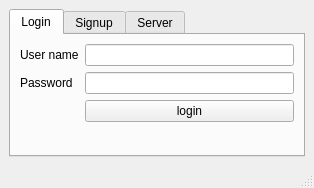
First picture: the form in lm/src/loginwindow.ui, repository zhaonian/Instant-eCommerce, before the edit.
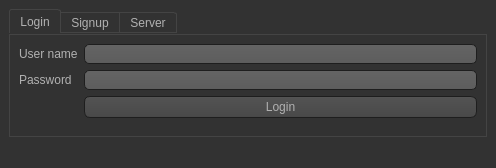
Second picture: the form after the edit. The open tabs and pages were chosen to show the change. Icons and pictures are not drawn.

The edit to the form file:
```diff
--- a/lm/src/loginwindow.ui
+++ b/lm/src/loginwindow.ui
@@ -6,8 +6,8 @@
    <rect>
     <x>0</x>
     <y>0</y>
-    <width>314</width>
-    <height>188</height>
+    <width>496</width>
+    <height>168</height>
    </rect>
   </property>
   <property name="sizePolicy">
@@ -19,12 +19,473 @@
   <property name="windowTitle">
    <string>Login</string>
   </property>
+  <property name="styleSheet">
+   <string notr="true">QToolTip
+{
+     border: 1px solid black;
+     background-color: #ffa02f;
+     padding: 1px;
+     border-radius: 3px;
+     opacity: 100;
+}
+
+QWidget
+{
+    color: #b1b1b1;
+    background-color: #323232;
+}
+
+QWidget:item:hover
+{
+    background-color: QLinearGradient( x1: 0, y1: 0, x2: 0, y2: 1, stop: 0 #ffa02f, stop: 1 #ca0619);
+    color: #000000;
+}
+
+QWidget:item:selected
+{
+    background-color: QLinearGradient( x1: 0, y1: 0, x2: 0, y2: 1, stop: 0 #ffa02f, stop: 1 #d7801a);
+}
+
+QMenuBar::item
+{
+    background: transparent;
+}
+
+QMenuBar::item:selected
+{
+    background: transparent;
+    border: 1px solid #ffaa00;
+}
+
+QMenuBar::item:pressed
+{
+    background: #444;
+    border: 1px solid #000;
+    background-color: QLinearGradient(
+        x1:0, y1:0,
+        x2:0, y2:1,
+        stop:1 #212121,
+        stop:0.4 #343434/*,
+        stop:0.2 #343434,
+        stop:0.1 #ffaa00*/
+    );
+    margin-bottom:-1px;
+    padding-bottom:1px;
+}
+
+QMenu
+{
+    border: 1px solid #000;
+}
+
+QMenu::item
+{
+    padding: 2px 20px 2px 20px;
+}
+
+QMenu::item:selected
+{
+    color: #000000;
+}
+
+QWidget:disabled
+{
+    color: #404040;
+    background-color: #323232;
+}
+
+QAbstractItemView
+{
+    background-color: QLinearGradient( x1: 0, y1: 0, x2: 0, y2: 1, stop: 0 #4d4d4d, stop: 0.1 #646464, stop: 1 #5d5d5d);
+}
+
+QWidget:focus
+{
+    /*border: 2px solid QLinearGradient( x1: 0, y1: 0, x2: 0, y2: 1, stop: 0 #ffa02f, stop: 1 #d7801a);*/
+}
+
+QLineEdit
+{
+    background-color: QLinearGradient( x1: 0, y1: 0, x2: 0, y2: 1, stop: 0 #4d4d4d, stop: 0 #646464, stop: 1 #5d5d5d);
+    padding: 1px;
+    border-style: solid;
+    border: 1px solid #1e1e1e;
+    border-radius: 5;
+}
+
+QPushButton
+{
+    color: #b1b1b1;
+    background-color: QLinearGradient( x1: 0, y1: 0, x2: 0, y2: 1, stop: 0 #565656, stop: 0.1 #525252, stop: 0.5 #4e4e4e, stop: 0.9 #4a4a4a, stop: 1 #464646);
+    border-width: 1px;
+    border-color: #1e1e1e;
+    border-style: solid;
+    border-radius: 6;
+    padding: 3px;
+    font-size: 12px;
+    padding-left: 5px;
+    padding-right: 5px;
+}
+
+QPushButton:pressed
+{
+    background-color: QLinearGradient( x1: 0, y1: 0, x2: 0, y2: 1, stop: 0 #2d2d2d, stop: 0.1 #2b2b2b, stop: 0.5 #292929, stop: 0.9 #282828, stop: 1 #252525);
+}
+
+QComboBox
+{
+    selection-background-color: #ffaa00;
+    background-color: QLinearGradient( x1: 0, y1: 0, x2: 0, y2: 1, stop: 0 #565656, stop: 0.1 #525252, stop: 0.5 #4e4e4e, stop: 0.9 #4a4a4a, stop: 1 #464646);
+    border-style: solid;
+    border: 1px solid #1e1e1e;
+    border-radius: 5;
+}
+
+QComboBox:hover,QPushButton:hover
+{
+    border: 2px solid QLinearGradient( x1: 0, y1: 0, x2: 0, y2: 1, stop: 0 #ffa02f, stop: 1 #d7801a);
+}
+
+
+QComboBox:on
+{
+    padding-top: 3px;
+    padding-left: 4px;
+    background-color: QLinearGradient( x1: 0, y1: 0, x2: 0, y2: 1, stop: 0 #2d2d2d, stop: 0.1 #2b2b2b, stop: 0.5 #292929, stop: 0.9 #282828, stop: 1 #252525);
+    selection-background-color: #ffaa00;
+}
+
+QComboBox QAbstractItemView
+{
+    border: 2px solid darkgray;
+    selection-background-color: QLinearGradient( x1: 0, y1: 0, x2: 0, y2: 1, stop: 0 #ffa02f, stop: 1 #d7801a);
+}
+
+QComboBox::drop-down
+{
+     subcontrol-origin: padding;
+     subcontrol-position: top right;
+     width: 15px;
+
+     border-left-width: 0px;
+     border-left-color: darkgray;
+     border-left-style: solid; /* just a single line */
+     border-top-right-radius: 3px; /* same radius as the QComboBox */
+     border-bottom-right-radius: 3px;
+ }
+
+QComboBox::down-arrow
+{
+     image: url(:/down_arrow.png);
+}
+
+QGroupBox:focus
+{
+border: 2px solid QLinearGradient( x1: 0, y1: 0, x2: 0, y2: 1, stop: 0 #ffa02f, stop: 1 #d7801a);
+}
+
+QTextEdit:focus
+{
+    border: 2px solid QLinearGradient( x1: 0, y1: 0, x2: 0, y2: 1, stop: 0 #ffa02f, stop: 1 #d7801a);
+}
+
+QScrollBar:horizontal {
+     border: 1px solid #222222;
+     background: QLinearGradient( x1: 0, y1: 0, x2: 0, y2: 1, stop: 0.0 #121212, stop: 0.2 #282828, stop: 1 #484848);
+     height: 7px;
+     margin: 0px 16px 0 16px;
+}
+
+QScrollBar::handle:horizontal
+{
+      background: QLinearGradient( x1: 0, y1: 0, x2: 1, y2: 0, stop: 0 #ffa02f, stop: 0.5 #d7801a, stop: 1 #ffa02f);
+      min-height: 20px;
+      border-radius: 2px;
+}
+
+QScrollBar::add-line:horizontal {
+      border: 1px solid #1b1b19;
+      border-radius: 2px;
+      background: QLinearGradient( x1: 0, y1: 0, x2: 1, y2: 0, stop: 0 #ffa02f, stop: 1 #d7801a);
+      width: 14px;
+      subcontrol-position: right;
+      subcontrol-origin: margin;
+}
+
+QScrollBar::sub-line:horizontal {
+      border: 1px solid #1b1b19;
+      border-radius: 2px;
+      background: QLinearGradient( x1: 0, y1: 0, x2: 1, y2: 0, stop: 0 #ffa02f, stop: 1 #d7801a);
+      width: 14px;
+     subcontrol-position: left;
+     subcontrol-origin: margin;
+}
+
+QScrollBar::right-arrow:horizontal, QScrollBar::left-arrow:horizontal
+{
+      border: 1px solid black;
+      width: 1px;
+      height: 1px;
+      background: white;
+}
+
+QScrollBar::add-page:horizontal, QScrollBar::sub-page:horizontal
+{
+      background: none;
+}
+
+QScrollBar:vertical
+{
+      background: QLinearGradient( x1: 0, y1: 0, x2: 1, y2: 0, stop: 0.0 #121212, stop: 0.2 #282828, stop: 1 #484848);
+      width: 7px;
+      margin: 16px 0 16px 0;
+      border: 1px solid #222222;
+}
+
+QScrollBar::handle:vertical
+{
+      background: QLinearGradient( x1: 0, y1: 0, x2: 0, y2: 1, stop: 0 #ffa02f, stop: 0.5 #d7801a, stop: 1 #ffa02f);
+      min-height: 20px;
+      border-radius: 2px;
+}
+
+QScrollBar::add-line:vertical
+{
+      border: 1px solid #1b1b19;
+      border-radius: 2px;
+      background: QLinearGradient( x1: 0, y1: 0, x2: 0, y2: 1, stop: 0 #ffa02f, stop: 1 #d7801a);
+      height: 14px;
+      subcontrol-position: bottom;
+      subcontrol-origin: margin;
+}
+
+QScrollBar::sub-line:vertical
+{
+      border: 1px solid #1b1b19;
+      border-radius: 2px;
+      background: QLinearGradient( x1: 0, y1: 0, x2: 0, y2: 1, stop: 0 #d7801a, stop: 1 #ffa02f);
+      height: 14px;
+      subcontrol-position: top;
+      subcontrol-origin: margin;
+}
+
+QScrollBar::up-arrow:vertical, QScrollBar::down-arrow:vertical
+{
+      border: 1px solid black;
+      width: 1px;
+      height: 1px;
+      background: white;
+}
+
+
+QScrollBar::add-page:vertical, QScrollBar::sub-page:vertical
+{
+      background: none;
+}
+
+QTextEdit
+{
+    background-color: #242424;
+}
+
+QPlainTextEdit
+{
+    background-color: #242424;
+}
+
+QHeaderView::section
+{
+    background-color: QLinearGradient(x1:0, y1:0, x2:0, y2:1, stop:0 #616161, stop: 0.5 #505050, stop: 0.6 #434343, stop:1 #656565);
+    color: white;
+    padding-left: 4px;
+    border: 1px solid #6c6c6c;
+}
+
+QCheckBox:disabled
+{
+color: #414141;
+}
+
+QDockWidget::title
+{
+    text-align: center;
+    spacing: 3px; /* spacing between items in the tool bar */
+    background-color: QLinearGradient(x1:0, y1:0, x2:0, y2:1, stop:0 #323232, stop: 0.5 #242424, stop:1 #323232);
+}
+
+QDockWidget::close-button, QDockWidget::float-button
+{
+    text-align: center;
+    spacing: 1px; /* spacing between items in the tool bar */
+    background-color: QLinearGradient(x1:0, y1:0, x2:0, y2:1, stop:0 #323232, stop: 0.5 #242424, stop:1 #323232);
+}
+
+QDockWidget::close-button:hover, QDockWidget::float-button:hover
+{
+    background: #242424;
+}
+
+QDockWidget::close-button:pressed, QDockWidget::float-button:pressed
+{
+    padding: 1px -1px -1px 1px;
+}
+
+QMainWindow::separator
+{
+    background-color: QLinearGradient(x1:0, y1:0, x2:0, y2:1, stop:0 #161616, stop: 0.5 #151515, stop: 0.6 #212121, stop:1 #343434);
+    color: white;
+    padding-left: 4px;
+    border: 1px solid #4c4c4c;
+    spacing: 3px; /* spacing between items in the tool bar */
+}
+
+QMainWindow::separator:hover
+{
+
+    background-color: QLinearGradient(x1:0, y1:0, x2:0, y2:1, stop:0 #d7801a, stop:0.5 #b56c17 stop:1 #ffa02f);
+    color: white;
+    padding-left: 4px;
+    border: 1px solid #6c6c6c;
+    spacing: 3px; /* spacing between items in the tool bar */
+}
+
+QToolBar::handle
+{
+     spacing: 3px; /* spacing between items in the tool bar */
+     background: url(:/images/handle.png);
+}
+
+QMenu::separator
+{
+    height: 2px;
+    background-color: QLinearGradient(x1:0, y1:0, x2:0, y2:1, stop:0 #161616, stop: 0.5 #151515, stop: 0.6 #212121, stop:1 #343434);
+    color: white;
+    padding-left: 4px;
+    margin-left: 10px;
+    margin-right: 5px;
+}
+
+QProgressBar
+{
+    border: 2px solid grey;
+    border-radius: 5px;
+    text-align: center;
+}
+
+QProgressBar::chunk
+{
+    background-color: #d7801a;
+    width: 2.15px;
+    margin: 0.5px;
+}
+
+QTabBar::tab {
+    color: #b1b1b1;
+    border: 1px solid #444;
+    border-bottom-style: none;
+    background-color: #323232;
+    padding-left: 10px;
+    padding-right: 10px;
+    padding-top: 3px;
+    padding-bottom: 2px;
+    margin-right: -1px;
+}
+
+QTabWidget::pane {
+    border: 1px solid #444;
+    top: 1px;
+}
+
+QTabBar::tab:last
+{
+    margin-right: 0; /* the last selected tab has nothing to overlap with on the right */
+    border-top-right-radius: 3px;
+}
+
+QTabBar::tab:first:!selected
+{
+ margin-left: 0px; /* the last selected tab has nothing to overlap with on the right */
+
+
+    border-top-left-radius: 3px;
+}
+
+QTabBar::tab:!selected
+{
+    color: #b1b1b1;
+    border-bottom-style: solid;
+    margin-top: 3px;
+    background-color: QLinearGradient(x1:0, y1:0, x2:0, y2:1, stop:1 #212121, stop:.4 #343434);
+}
+
+QTabBar::tab:selected
+{
+    border-top-left-radius: 3px;
+    border-top-right-radius: 3px;
+    margin-bottom: 0px;
+}
+
+QTabBar::tab:!selected:hover
+{
+    /*border-top: 2px solid #ffaa00;
+    padding-bottom: 3px;*/
+    border-top-left-radius: 3px;
+    border-top-right-radius: 3px;
+    background-color: QLinearGradient(x1:0, y1:0, x2:0, y2:1, stop:1 #212121, stop:0.4 #343434, stop:0.2 #343434, stop:0.1 #ffaa00);
+}
+
+QRadioButton::indicator:checked, QRadioButton::indicator:unchecked{
+    color: #b1b1b1;
+    background-color: #323232;
+    border: 1px solid #b1b1b1;
+    border-radius: 6px;
+}
+
+QRadioButton::indicator:checked
+{
+    background-color: qradialgradient(
+        cx: 0.5, cy: 0.5,
+        fx: 0.5, fy: 0.5,
+        radius: 1.0,
+        stop: 0.25 #ffaa00,
+        stop: 0.3 #323232
+    );
+}
+
+QCheckBox::indicator{
+    color: #b1b1b1;
+    background-color: #323232;
+    border: 1px solid #b1b1b1;
+    width: 9px;
+    height: 9px;
+}
+
+QRadioButton::indicator
+{
+    border-radius: 6px;
+}
+
+QRadioButton::indicator:hover, QCheckBox::indicator:hover
+{
+    border: 1px solid #ffaa00;
+}
+
+QCheckBox::indicator:checked
+{
+    image:url(:/images/checkbox.png);
+}
+
+QCheckBox::indicator:disabled, QRadioButton::indicator:disabled
+{
+    border: 1px solid #444;
+}</string>
+  </property>
   <widget class="QWidget" name="centralwidget">
    <layout class="QHBoxLayout" name="horizontalLayout">
     <item>
      <widget class="QTabWidget" name="tabWidget">
       <property name="currentIndex">
-       <number>0</number>
+       <number>2</number>
       </property>
       <widget class="QWidget" name="login">
        <attribute name="title">
@@ -39,14 +500,7 @@
          </widget>
         </item>
         <item row="0" column="1">
-         <widget class="QLineEdit" name="lgin_username"/>
-        </item>
-        <item row="1" column="0">
-         <widget class="QLabel" name="label_2">
-          <property name="text">
-           <string>Password</string>
-          </property>
-         </widget>
+         <widget class="QLineEdit" name="login_username"/>
         </item>
         <item row="1" column="1">
          <widget class="QLineEdit" name="login_password"/>
@@ -54,7 +508,14 @@
         <item row="2" column="1">
          <widget class="QPushButton" name="login_button">
           <property name="text">
-           <string>login</string>
+           <string>Login</string>
+          </property>
+         </widget>
+        </item>
+        <item row="1" column="0">
+         <widget class="QLabel" name="label_2">
+          <property name="text">
+           <string>Password</string>
           </property>
          </widget>
         </item>
@@ -88,7 +549,7 @@
         <item row="2" column="1">
          <widget class="QPushButton" name="signup_button">
           <property name="text">
-           <string>sign up</string>
+           <string>Sign Up</string>
           </property>
          </widget>
         </item>
```
